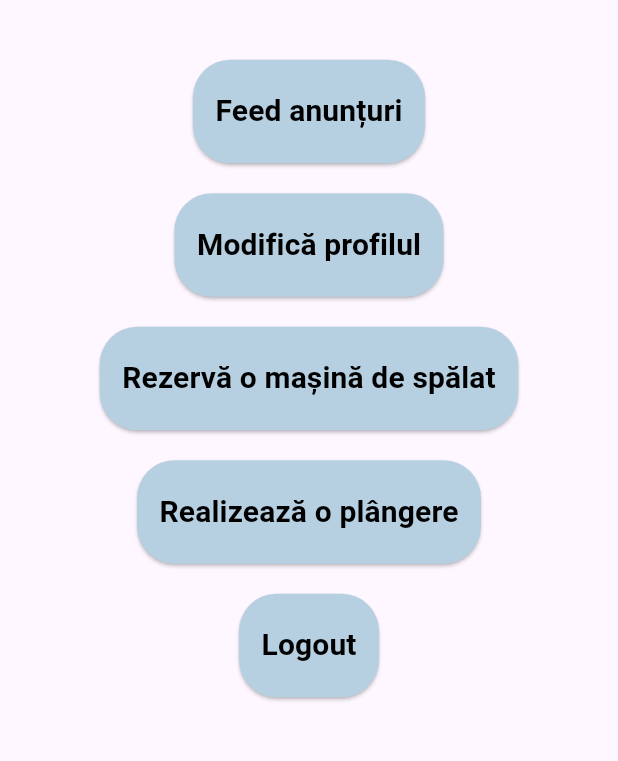
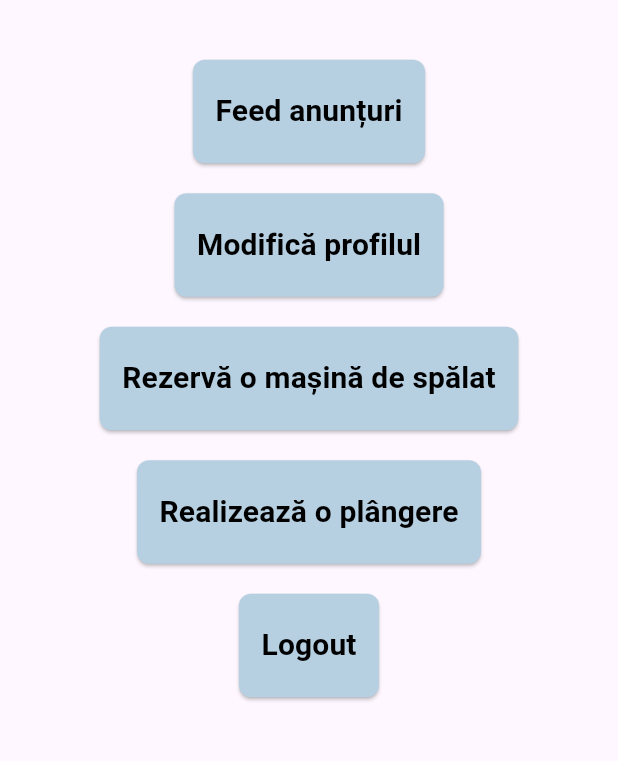
Before and after one commit to adelin232/StudentDormFrontend, a Flutter app: the HomePage screen opened directly, on a phone screen of 412 x 824 dp, the part 388-1149 px from its top. Run offline on Flutter 3.47's test engine with Material 3 defaults, Android fonts, the phone set to English and light mode, and no system bars; our stand-ins replace firebase_auth, firebase_core; accounts and stored records are empty; network calls fail.

Commit message:
Add some error checks

```diff
--- a/student_dorm_frontend/lib/booking_page.dart
+++ b/student_dorm_frontend/lib/booking_page.dart
@@ -252,6 +252,8 @@ class _BookingPageState extends State<BookingPage> {
               children: availableHours.map<Widget>((hour) {
                 String time = hour['time'];
                 bool reserved = hour['reserved'];
+                hour['userName'] = hour['userName'] ?? '';
+                hour['userPhone'] = hour['userPhone'] ?? '';
                 return GestureDetector(
                   onTap: reserved
                       ? () => _showReservationInfo(
--- a/student_dorm_frontend/lib/home_page.dart
+++ b/student_dorm_frontend/lib/home_page.dart
@@ -85,7 +85,7 @@ class _HomePageState extends State<HomePage> {
                   foregroundColor: Colors.black,
                   backgroundColor: const Color(0xFFB6D0E2),
                   shape: RoundedRectangleBorder(
-                    borderRadius: BorderRadius.circular(25.0),
+                    borderRadius: BorderRadius.circular(8.0),
                   ),
                   padding: const EdgeInsets.symmetric(
                       vertical: 20.0, horizontal: 15.0),
@@ -105,7 +105,7 @@ class _HomePageState extends State<HomePage> {
                 foregroundColor: Colors.black,
                 backgroundColor: const Color(0xFFB6D0E2),
                 shape: RoundedRectangleBorder(
-                  borderRadius: BorderRadius.circular(25.0),
+                  borderRadius: BorderRadius.circular(8.0),
                 ),
                 padding: const EdgeInsets.symmetric(
                     vertical: 20.0, horizontal: 15.0),
@@ -125,7 +125,7 @@ class _HomePageState extends State<HomePage> {
                 foregroundColor: Colors.black,
                 backgroundColor: const Color(0xFFB6D0E2),
                 shape: RoundedRectangleBorder(
-                  borderRadius: BorderRadius.circular(25.0),
+                  borderRadius: BorderRadius.circular(8.0),
                 ),
                 padding: const EdgeInsets.symmetric(
                     vertical: 20.0, horizontal: 15.0),
@@ -145,7 +145,7 @@ class _HomePageState extends State<HomePage> {
                 foregroundColor: Colors.black,
                 backgroundColor: const Color(0xFFB6D0E2),
                 shape: RoundedRectangleBorder(
-                  borderRadius: BorderRadius.circular(25.0),
+                  borderRadius: BorderRadius.circular(8.0),
                 ),
                 padding: const EdgeInsets.symmetric(
                     vertical: 20.0, horizontal: 15.0),
@@ -165,7 +165,7 @@ class _HomePageState extends State<HomePage> {
                 foregroundColor: Colors.black,
                 backgroundColor: const Color(0xFFB6D0E2),
                 shape: RoundedRectangleBorder(
-                  borderRadius: BorderRadius.circular(25.0),
+                  borderRadius: BorderRadius.circular(8.0),
                 ),
                 padding: const EdgeInsets.symmetric(
                     vertical: 20.0, horizontal: 15.0),
@@ -185,7 +185,7 @@ class _HomePageState extends State<HomePage> {
                 foregroundColor: Colors.black,
                 backgroundColor: const Color(0xFFB6D0E2),
                 shape: RoundedRectangleBorder(
-                  borderRadius: BorderRadius.circular(25.0),
+                  borderRadius: BorderRadius.circular(8.0),
                 ),
                 padding: const EdgeInsets.symmetric(
                     vertical: 20.0, horizontal: 15.0),
```
Also changed, not shown: student_dorm_frontend/lib/admin_page.dart (+20 -0 lines).
